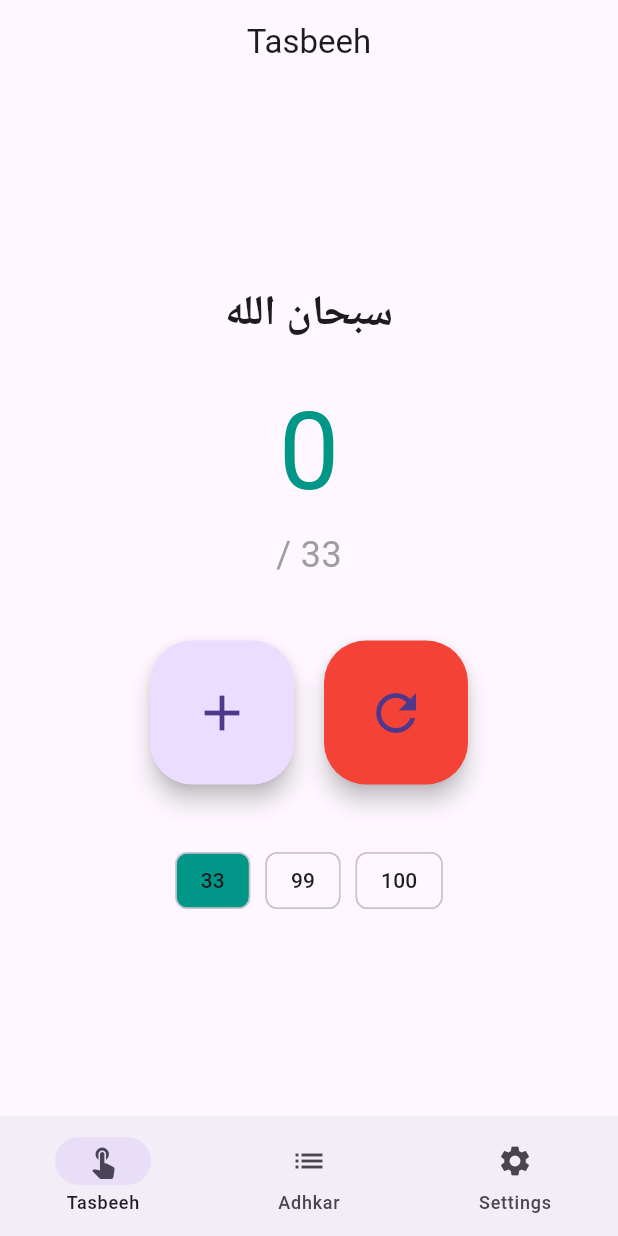
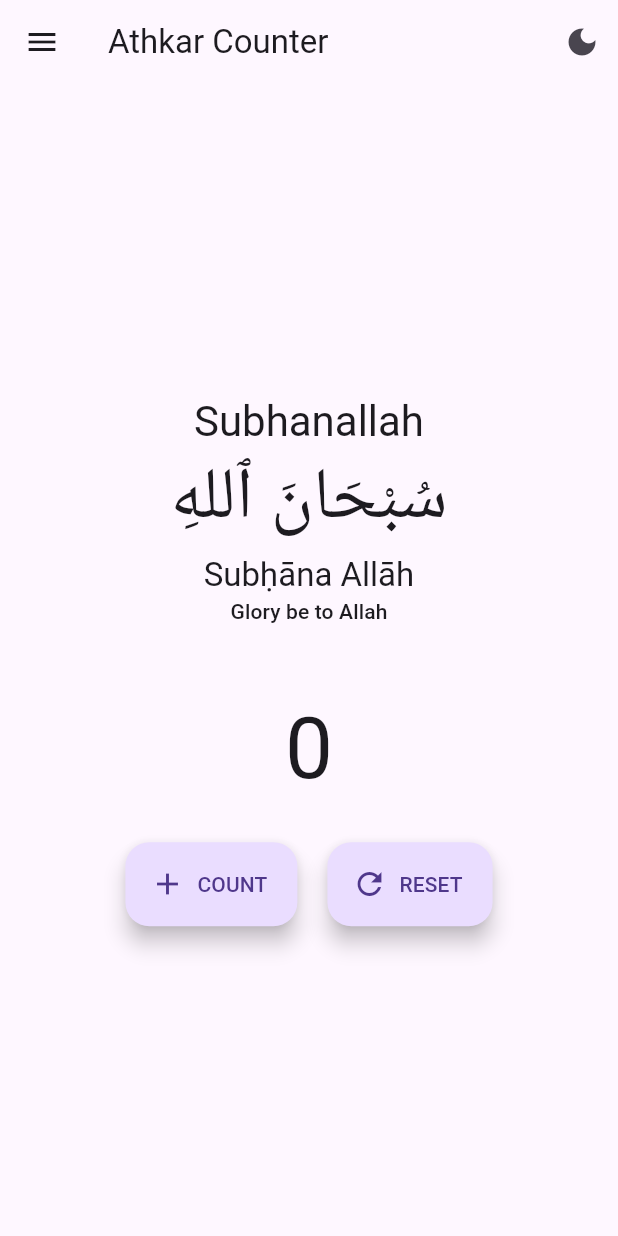
Before and after one commit to drmAskar/Athkar, a Flutter app: the screen it shows after launch, on a phone screen of 412 x 824 dp. Run offline on Flutter 3.47's test engine with Material 3 defaults, Android fonts, the phone set to English and light mode, and no system bars; our stand-ins replace shared_preferences.

Commit message:
feat: Implement Dhikr counter app with persistence, theme toggle, and GitHub Actions workflow

```diff
--- /dev/null
+++ b/lib/adhkar_data.dart
@@ -0,0 +1,47 @@
+
+class Dhikr {
+  final String title;
+  final String arabic;
+  final String transliteration;
+  final String meaning;
+
+  Dhikr({
+    required this.title,
+    required this.arabic,
+    required this.transliteration,
+    required this.meaning,
+  });
+}
+
+final List<Dhikr> adhkarList = [
+  Dhikr(
+    title: 'Subhanallah',
+    arabic: 'سُبْحَانَ ٱللهِ',
+    transliteration: 'Subḥāna Allāh',
+    meaning: 'Glory be to Allah',
+  ),
+  Dhikr(
+    title: 'Alhamdulillah',
+    arabic: 'ٱلْحَمْدُ لِلَّٰهِ',
+    transliteration: 'Al-ḥamdu lillāh',
+    meaning: 'Praise be to Allah',
+  ),
+  Dhikr(
+    title: 'Allahu Akbar',
+    arabic: 'ٱللهُ أَكْبَرُ',
+    transliteration: 'Allāhu Akbar',
+    meaning: 'Allah is the greatest',
+  ),
+  Dhikr(
+    title: 'La ilaha illallah',
+    arabic: 'لَا إِلَٰهَ إِلَّا ٱللهُ',
+    transliteration: 'Lā ilāha illā Allāh',
+    meaning: 'There is no deity except Allah',
+  ),
+  Dhikr(
+    title: 'Astaghfirullah',
+    arabic: 'أَسْتَغْفِرُ ٱللهَ',
+    transliteration: 'Astaghfiru Allāh',
+    meaning: 'I seek forgiveness from Allah',
+  ),
+];
--- a/lib/main.dart
+++ b/lib/main.dart
@@ -1,143 +1,205 @@
+
 import 'package:flutter/material.dart';
 import 'package:shared_preferences/shared_preferences.dart';
+import 'package:athkar/adhkar_data.dart'; // Import the new data file
 
 void main() {
-  runApp(const AthkarApp());
+  runApp(const MyApp());
 }
 
-class AthkarApp extends StatelessWidget {
-  const AthkarApp({super.key});
+class MyApp extends StatefulWidget {
+  const MyApp({super.key});
+
+  @override
+  State<MyApp> createState() => _MyAppState();
+}
+
+class _MyAppState extends State<MyApp> {
+  bool _isDarkMode = false;
+
+  @override
+  void initState() {
+    super.initState();
+    _loadThemePreference();
+  }
+
+  _loadThemePreference() async {
+    SharedPreferences prefs = await SharedPreferences.getInstance();
+    setState(() {
+      _isDarkMode = prefs.getBool('isDarkMode') ?? false;
+    });
+  }
+
+  _toggleTheme() async {
+    SharedPreferences prefs = await SharedPreferences.getInstance();
+    setState(() {
+      _isDarkMode = !_isDarkMode;
+      prefs.setBool('isDarkMode', _isDarkMode);
+    });
+  }
 
   @override
   Widget build(BuildContext context) {
     return MaterialApp(
-      title: 'Athkar',
-      debugShowCheckedModeBanner: false,
-      theme: ThemeData.light(useMaterial3: true),
-      darkTheme: ThemeData.dark(useMaterial3: true),
-      themeMode: ThemeMode.system,
-      home: const HomeScreen(),
-    );
-  }
-}
-
-class HomeScreen extends StatefulWidget {
-  const HomeScreen({super.key});
-
-  @override
-  State<HomeScreen> createState() => _HomeScreenState();
-}
-
-class _HomeScreenState extends State<HomeScreen> {
-  int _selectedIndex = 0;
-
-  @override
-  Widget build(BuildContext context) {
-    return Scaffold(
-      body: [_TasbeehScreen(), const AdhkarScreen(), const SettingsScreen()][_selectedIndex],
-      bottomNavigationBar: NavigationBar(
-        selectedIndex: _selectedIndex,
-        onDestinationSelected: (i) => setState(() => _selectedIndex = i),
-        destinations: const [
-          NavigationDestination(icon: Icon(Icons.touch_app), label: 'Tasbeeh'),
-          NavigationDestination(icon: Icon(Icons.list), label: 'Adhkar'),
-          NavigationDestination(icon: Icon(Icons.settings), label: 'Settings'),
-        ],
+      title: 'Athkar App',
+      theme: _isDarkMode ? ThemeData.dark() : ThemeData.light(),
+      home: DhikrCounterPage(
+        isDarkMode: _isDarkMode,
+        toggleTheme: _toggleTheme,
       ),
     );
   }
 }
 
-class _TasbeehScreen extends StatefulWidget {
+class DhikrCounterPage extends StatefulWidget {
+  final bool isDarkMode;
+  final VoidCallback toggleTheme;
+
+  const DhikrCounterPage({
+    super.key,
+    required this.isDarkMode,
+    required this.toggleTheme,
+  });
+
   @override
-  State<_TasbeehScreen> createState() => _TasbeehScreenState();
+  State<DhikrCounterPage> createState() => _DhikrCounterPageState();
 }
 
-class _TasbeehScreenState extends State<_TasbeehScreen> {
+class _DhikrCounterPageState extends State<DhikrCounterPage> {
   int _counter = 0;
-  int _target = 33;
-  String _currentDhikr = 'سبحان الله';
+  int _selectedDhikrIndex = 0;
 
   @override
   void initState() {
     super.initState();
-    _loadState();
+    _loadDhikrState();
   }
 
-  Future<void> _loadState() async {
-    final prefs = await SharedPreferences.getInstance();
+  _loadDhikrState() async {
+    SharedPreferences prefs = await SharedPreferences.getInstance();
     setState(() {
       _counter = prefs.getInt('counter') ?? 0;
-      _target = prefs.getInt('target') ?? 33;
-      _currentDhikr = prefs.getString('currentDhikr') ?? 'سبحان الله';
+      _selectedDhikrIndex = prefs.getInt('selectedDhikrIndex') ?? 0;
     });
   }
 
-  Future<void> _saveState() async {
-    final prefs = await SharedPreferences.getInstance();
-    await prefs.setInt('counter', _counter);
-    await prefs.setInt('target', _target);
-    await prefs.setString('currentDhikr', _currentDhikr);
+  _saveDhikrState() async {
+    SharedPreferences prefs = await SharedPreferences.getInstance();
+    prefs.setInt('counter', _counter);
+    prefs.setInt('selectedDhikrIndex', _selectedDhikrIndex);
   }
 
-  void _increment() {
-    setState(() => _counter++);
-    _saveState();
+  _incrementCounter() {
+    setState(() {
+      _counter++;
+    });
+    _saveDhikrState();
   }
 
-  void _reset() {
-    setState(() => _counter = 0);
-    _saveState();
+  _resetCounter() {
+    setState(() {
+      _counter = 0;
+    });
+    _saveDhikrState();
   }
 
-  void _setTarget(int t) {
-    setState(() => _target = t);
-    _saveState();
-  }
-
-  void _setDhikr(String d) {
-    setState(() => _currentDhikr = d);
-    _saveState();
+  _selectDhikr(int index) {
+    setState(() {
+      _selectedDhikrIndex = index;
+      _counter = 0; // Reset counter when dhikr changes
+    });
+    _saveDhikrState();
   }
 
   @override
   Widget build(BuildContext context) {
-    final isDark = Theme.of(context).brightness == Brightness.dark;
+    Dhikr currentDhikr = adhkarList[_selectedDhikrIndex];
+
     return Scaffold(
-      appBar: AppBar(title: const Text('Tasbeeh'), centerTitle: true),
+      appBar: AppBar(
+        title: const Text('Athkar Counter'),
+        actions: [
+          IconButton(
+            icon: Icon(widget.isDarkMode ? Icons.light_mode : Icons.dark_mode),
+            onPressed: widget.toggleTheme,
+          ),
+        ],
+      ),
+      drawer: Drawer(
+        child: ListView(
+          padding: EdgeInsets.zero,
+          children: [
+            const DrawerHeader(
+              decoration: BoxDecoration(
+                color: Colors.blue,
+              ),
+              child: Text(
+                'Adhkar List',
+                style: TextStyle(
+                  color: Colors.white,
+                  fontSize: 24,
+                ),
+              ),
+            ),
+            ...adhkarList.asMap().entries.map((entry) {
+              int idx = entry.key;
+              Dhikr dhikr = entry.value;
+              return ListTile(
+                title: Text(dhikr.title),
+                subtitle: Text(dhikr.arabic),
+                selected: _selectedDhikrIndex == idx,
+                onTap: () {
+                  _selectDhikr(idx);
+                  Navigator.pop(context); // Close the drawer
+                },
+              );
+            }).toList(),
+          ],
+        ),
+      ),
       body: Center(
         child: Column(
           mainAxisAlignment: MainAxisAlignment.center,
-          children: [
-            Text(_currentDhikr, style: const TextStyle(fontSize: 28, fontWeight: FontWeight.bold)),
-            const SizedBox(height: 20),
-            Text('$_counter', style: TextStyle(fontSize: 72, color: isDark ? Colors.amber : Colors.teal)),
-            Text('/ $_target', style: TextStyle(fontSize: 24, color: Colors.grey)),
-            const SizedBox(height: 40),
+          children: <Widget>[
+            Text(
+              currentDhikr.title,
+              style: Theme.of(context).textTheme.headlineMedium,
+            ),
+            Text(
+              currentDhikr.arabic,
+              style: const TextStyle(fontSize: 48, fontFamily: 'Amiri', package: 'flutter_localizations'), // Consider custom font for Arabic
+              textAlign: TextAlign.center,
+            ),
+            Text(
+              currentDhikr.transliteration,
+              style: Theme.of(context).textTheme.titleLarge,
+              textAlign: TextAlign.center,
+            ),
+            Text(
+              currentDhikr.meaning,
+              style: Theme.of(context).textTheme.titleSmall,
+              textAlign: TextAlign.center,
+            ),
+            const SizedBox(height: 50),
+            Text(
+              '$_counter',
+              style: Theme.of(context).textTheme.displayLarge,
+            ),
+            const SizedBox(height: 30),
             Row(
               mainAxisAlignment: MainAxisAlignment.center,
               children: [
-                FloatingActionButton.large(
-                  heroTag: 'inc',
-                  onPressed: _increment,
-                  child: const Icon(Icons.add, size: 40),
+                FloatingActionButton.extended(
+                  onPressed: _incrementCounter,
+                  label: const Text('COUNT'),
+                  icon: const Icon(Icons.add),
                 ),
                 const SizedBox(width: 20),
-                FloatingActionButton.large(
-                  heroTag: 'reset',
-                  onPressed: _reset,
-                  backgroundColor: Colors.red,
-                  child: const Icon(Icons.refresh, size: 40),
+                FloatingActionButton.extended(
+                  onPressed: _resetCounter,
+                  label: const Text('RESET'),
+                  icon: const Icon(Icons.refresh),
                 ),
-              ],
-            ),
-            const SizedBox(height: 40),
-            Wrap(
-              spacing: 10,
-              children: [
-                _chip('33', _target == 33, () => _setTarget(33)),
-                _chip('99', _target == 99, () => _setTarget(99)),
-                _chip('100', _target == 100, () => _setTarget(100)),
               ],
             ),
           ],
@@ -145,87 +207,4 @@ class _TasbeehScreenState extends State<_TasbeehScreen> {
       ),
     );
   }
-
-  Widget _chip(String label, bool selected, VoidCallback onTap) {
-    return ActionChip(
-      label: Text(label),
-      backgroundColor: selected ? Colors.teal : null,
-      onPressed: onTap,
-    );
-  }
 }
-
-class AdhkarScreen extends StatelessWidget {
-  const AdhkarScreen({super.key});
-
-  static const _adhkar = [
-    {'text': 'سبحان الله', 'count': 33},
-    {'text': 'الحمد لله', 'count': 33},
-    {'text': 'الله أكبر', 'count': 34},
-    {'text': 'لا إله إلا الله', 'count': 100},
-    {'text': 'أستغفر الله', 'count': 100},
-  ];
-
-  @override
-  Widget build(BuildContext context) {
-    return Scaffold(
-      appBar: AppBar(title: const Text('Adhkar'), centerTitle: true),
-      body: ListView.builder(
-        itemCount: _adhkar.length,
-        itemBuilder: (ctx, i) {
-          final item = _adhkar[i];
-          return ListTile(
-            title: Text(item['text'] as String, style: const TextStyle(fontSize: 20)),
-            subtitle: Text('${item['count']} times'),
-            leading: const Icon(Icons.format_quote),
-          );
-        },
-      ),
-    );
-  }
-}
-
-class SettingsScreen extends StatefulWidget {
-  const SettingsScreen({super.key});
-
-  @override
-  State<SettingsScreen> createState() => _SettingsScreenState();
-}
-
-class _SettingsScreenState extends State<SettingsScreen> {
-  bool _isDark = false;
-
-  @override
-  void initState() {
-    super.initState();
-    _loadTheme();
-  }
-
-  Future<void> _loadTheme() async {
-    final prefs = await SharedPreferences.getInstance();
-    setState(() => _isDark = prefs.getBool('darkMode') ?? false);
-  }
-
-  Future<void> _toggleTheme(bool val) async {
-    final prefs = await SharedPreferences.getInstance();
-    await prefs.setBool('darkMode', val);
-    setState(() => _isDark = val);
-  }
-
-  @override
-  Widget build(BuildContext context) {
-    return Scaffold(
-      appBar: AppBar(title: const Text('Settings'), centerTitle: true),
-      body: ListView(
-        children: [
-          SwitchListTile(
-            title: const Text('Dark Mode'),
-            subtitle: const Text('Toggle dark/light theme'),
-            value: _isDark,
-            onChanged: _toggleTheme,
-          ),
-        ],
-      ),
-    );
-  }
-}
```
Also changed, not shown: pubspec.yaml (+12 -0 lines), 1 other file.
